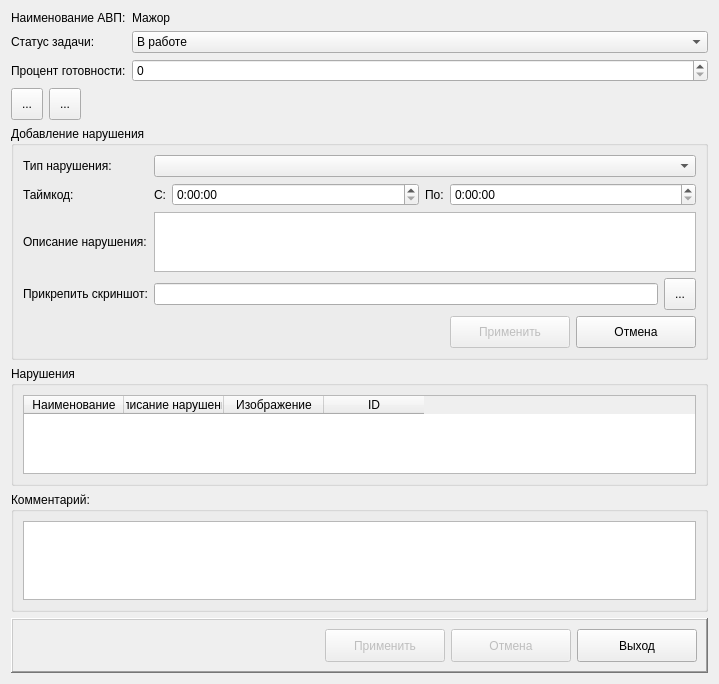
Above: arm_o/d_edittask.ui from levdikandrey/DataCollector before the change. Below: the same form after it.
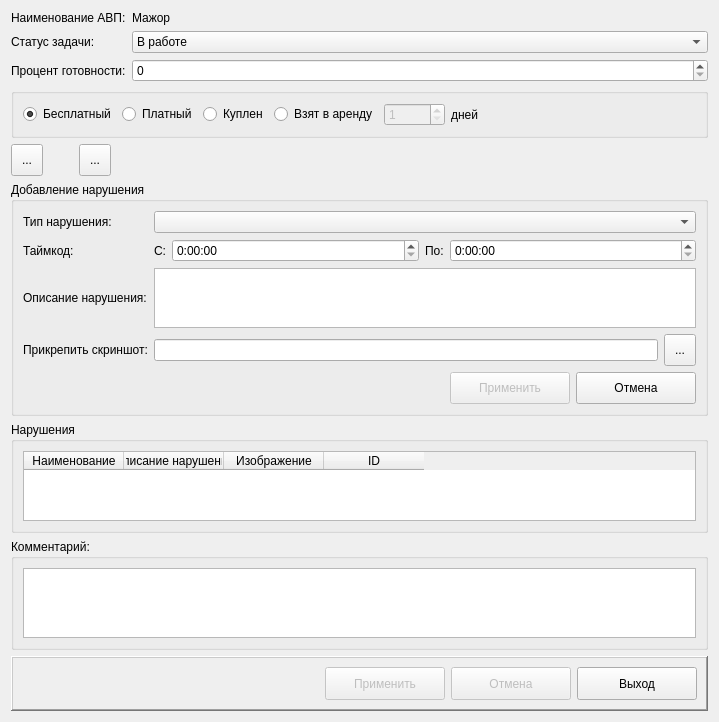
That is the form after the change. Icons and pictures are not drawn.

```diff
--- a/arm_o/d_edittask.ui
+++ b/arm_o/d_edittask.ui
@@ -13,29 +13,29 @@
   <property name="windowTitle">
    <string>Редактирование задачи</string>
   </property>
-  <layout class="QGridLayout" name="gridLayout_4">
-   <item row="0" column="0" colspan="3">
+  <layout class="QGridLayout" name="gridLayout_5">
+   <item row="0" column="0" colspan="2">
     <widget class="QLabel" name="label">
      <property name="text">
       <string>Наименование АВП:</string>
      </property>
     </widget>
    </item>
-   <item row="0" column="3">
+   <item row="0" column="2">
     <widget class="QLabel" name="labelNameAVP">
      <property name="text">
       <string>Мажор</string>
      </property>
     </widget>
    </item>
-   <item row="1" column="0" colspan="3">
+   <item row="1" column="0" colspan="2">
     <widget class="QLabel" name="label_2">
      <property name="text">
       <string>Статус задачи:</string>
      </property>
     </widget>
    </item>
-   <item row="1" column="3">
+   <item row="1" column="2">
     <widget class="QComboBox" name="comboBoxStatus">
      <property name="sizePolicy">
       <sizepolicy hsizetype="Expanding" vsizetype="Fixed">
@@ -50,14 +50,14 @@
      </item>
     </widget>
    </item>
-   <item row="2" column="0" colspan="3">
+   <item row="2" column="0" colspan="2">
     <widget class="QLabel" name="label_3">
      <property name="text">
       <string>Процент готовности:</string>
      </property>
     </widget>
    </item>
-   <item row="2" column="3">
+   <item row="2" column="2">
     <widget class="QSpinBox" name="spinBoxPercent">
      <property name="maximum">
       <number>100</number>
@@ -67,7 +67,80 @@
      </property>
     </widget>
    </item>
-   <item row="3" column="0">
+   <item row="3" column="0" colspan="3">
+    <widget class="QGroupBox" name="groupBoxAttribute">
+     <property name="title">
+      <string/>
+     </property>
+     <layout class="QGridLayout" name="gridLayout_4">
+      <item row="0" column="6">
+       <spacer name="horizontalSpacer_4">
+        <property name="orientation">
+         <enum>Qt::Horizontal</enum>
+        </property>
+        <property name="sizeHint" stdset="0">
+         <size>
+          <width>40</width>
+          <height>20</height>
+         </size>
+        </property>
+       </spacer>
+      </item>
+      <item row="0" column="3">
+       <widget class="QRadioButton" name="radioButton_3">
+        <property name="text">
+         <string>Взят в аренду</string>
+        </property>
+       </widget>
+      </item>
+      <item row="0" column="2">
+       <widget class="QRadioButton" name="radioButton_2">
+        <property name="text">
+         <string>Куплен</string>
+        </property>
+       </widget>
+      </item>
+      <item row="0" column="5">
+       <widget class="QLabel" name="label_10">
+        <property name="text">
+         <string>дней</string>
+        </property>
+       </widget>
+      </item>
+      <item row="0" column="4">
+       <widget class="QSpinBox" name="spinBox">
+        <property name="enabled">
+         <bool>false</bool>
+        </property>
+        <property name="minimum">
+         <number>1</number>
+        </property>
+        <property name="maximum">
+         <number>10000</number>
+        </property>
+       </widget>
+      </item>
+      <item row="0" column="1">
+       <widget class="QRadioButton" name="radioButton">
+        <property name="text">
+         <string>Платный</string>
+        </property>
+       </widget>
+      </item>
+      <item row="0" column="0">
+       <widget class="QRadioButton" name="radioButton_4">
+        <property name="text">
+         <string>Бесплатный</string>
+        </property>
+        <property name="checked">
+         <bool>true</bool>
+        </property>
+       </widget>
+      </item>
+     </layout>
+    </widget>
+   </item>
+   <item row="4" column="0" rowspan="2">
     <widget class="QToolButton" name="toolButtonAdd">
      <property name="minimumSize">
       <size>
@@ -87,7 +160,7 @@
      </property>
     </widget>
    </item>
-   <item row="3" column="1">
+   <item row="4" column="1" rowspan="2">
     <widget class="QToolButton" name="toolButtonDelete">
      <property name="minimumSize">
       <size>
@@ -107,7 +180,7 @@
      </property>
     </widget>
    </item>
-   <item row="3" column="2" colspan="2">
+   <item row="5" column="2">
     <spacer name="horizontalSpacer_2">
      <property name="orientation">
       <enum>Qt::Horizontal</enum>
@@ -120,7 +193,7 @@
      </property>
     </spacer>
    </item>
-   <item row="4" column="0" colspan="4">
+   <item row="6" column="0" colspan="3">
     <widget class="QGroupBox" name="groupBox_2">
      <property name="title">
       <string>Добавление нарушения</string>
@@ -340,7 +413,7 @@
      </layout>
     </widget>
    </item>
-   <item row="5" column="0" colspan="4">
+   <item row="7" column="0" colspan="3">
     <widget class="QGroupBox" name="groupBox">
      <property name="title">
       <string>Нарушения</string>
@@ -382,7 +455,7 @@
      </layout>
     </widget>
    </item>
-   <item row="6" column="0" colspan="4">
+   <item row="8" column="0" colspan="3">
     <widget class="QGroupBox" name="groupBoxComment">
      <property name="enabled">
       <bool>true</bool>
@@ -437,7 +510,7 @@
      </layout>
     </widget>
    </item>
-   <item row="7" column="0" colspan="4">
+   <item row="9" column="0" colspan="3">
     <widget class="QFrame" name="frame">
      <property name="sizePolicy">
       <sizepolicy hsizetype="Preferred" vsizetype="Fixed">
```
Left out of the diff: 39 changed lines with no effect on the pictures.
